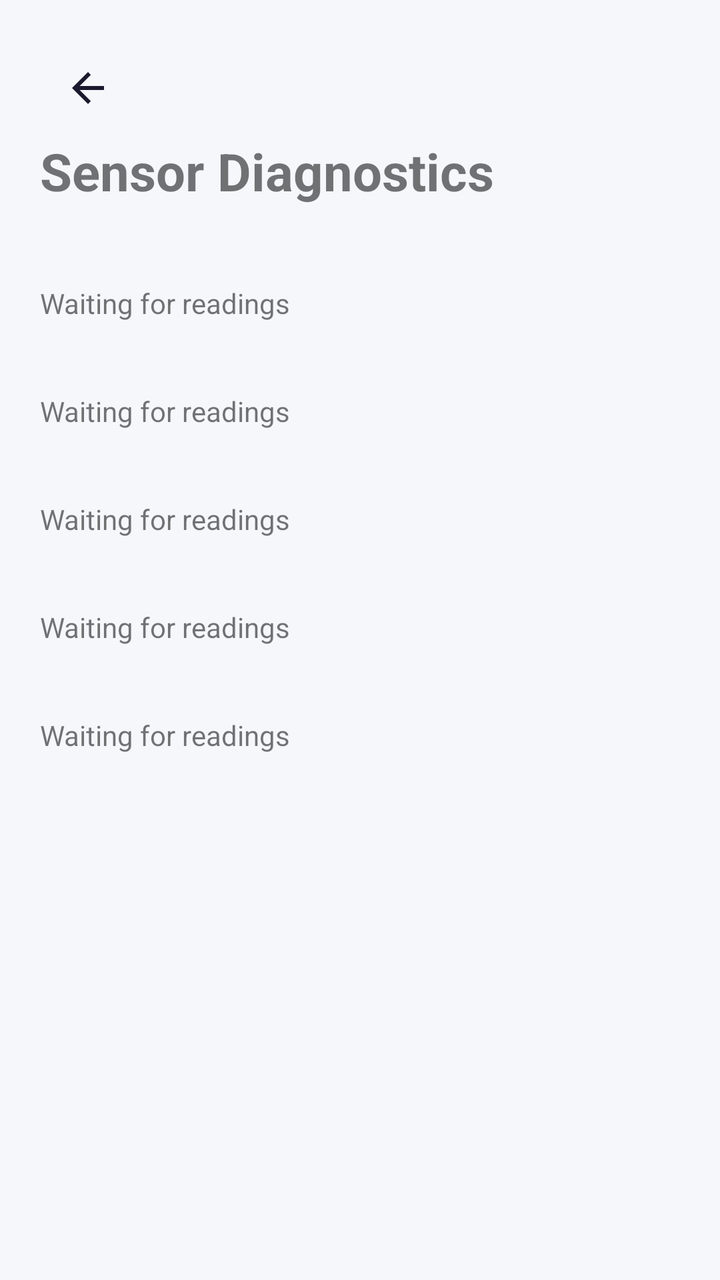
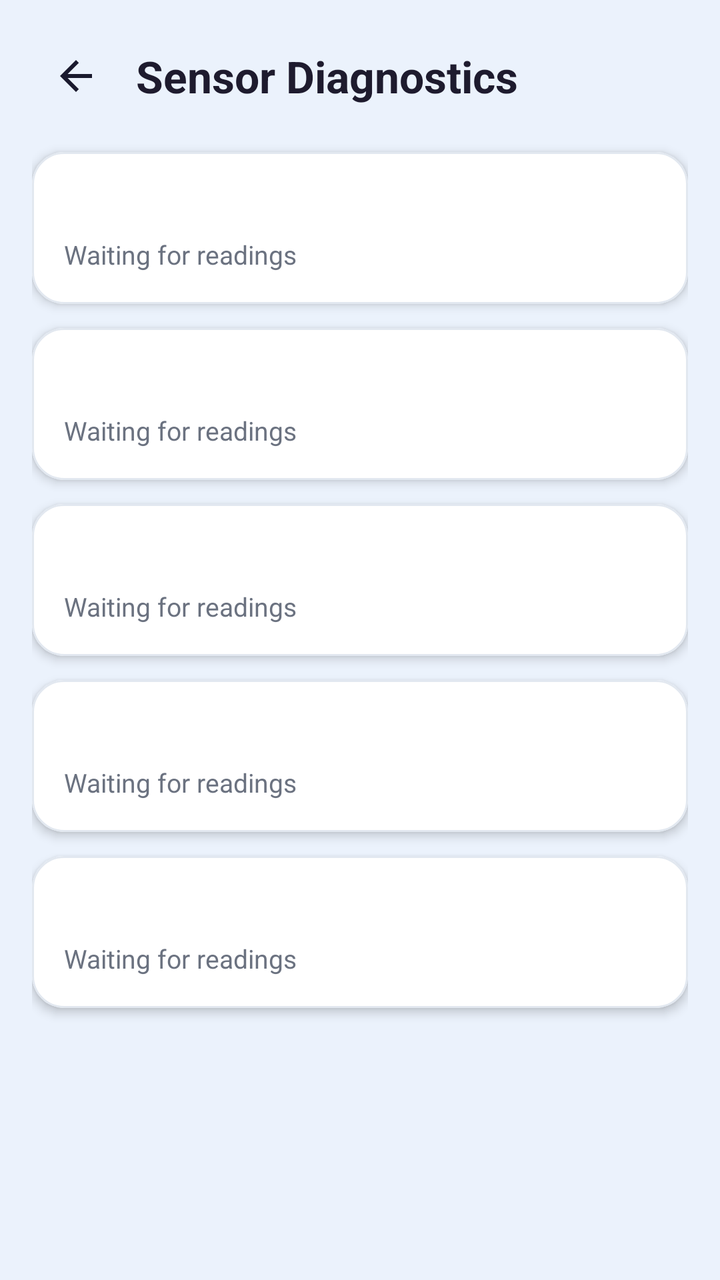

Screens rendered from an Android XML layout before and after an edit, with the pre-edit source and the edit as a unified diff.
<!-- AndroidManifest.xml: application theme AppTheme -->
<!-- res/layout/activity_sensor_monitor.xml -->
<?xml version="1.0" encoding="utf-8"?>
<ScrollView xmlns:android="http://schemas.android.com/apk/res/android" android:layout_width="match_parent" android:layout_height="match_parent">
<LinearLayout android:layout_width="match_parent" android:layout_height="wrap_content" android:orientation="vertical" android:padding="20dp">
    <ImageButton android:id="@+id/btn_back" android:layout_width="48dp" android:layout_height="48dp" android:layout_gravity="top|start" android:background="?attr/selectableItemBackgroundBorderless" android:contentDescription="Back" android:src="@drawable/ic_back"/>
    <TextView android:layout_width="wrap_content" android:layout_height="wrap_content" android:text="Sensor Diagnostics" android:textSize="26sp" android:textStyle="bold"/>
    <TextView android:id="@+id/tv_accel_avail" android:layout_width="match_parent" android:layout_height="wrap_content" android:layout_marginTop="20dp"/>
    <TextView android:id="@+id/tv_accel_values" android:layout_width="match_parent" android:layout_height="wrap_content" android:text="Waiting for readings"/>
    <TextView android:id="@+id/tv_gyro_avail" android:layout_width="match_parent" android:layout_height="wrap_content" android:layout_marginTop="16dp"/>
    <TextView android:id="@+id/tv_gyro_values" android:layout_width="match_parent" android:layout_height="wrap_content" android:text="Waiting for readings"/>
    <TextView android:id="@+id/tv_mag_avail" android:layout_width="match_parent" android:layout_height="wrap_content" android:layout_marginTop="16dp"/>
    <TextView android:id="@+id/tv_mag_values" android:layout_width="match_parent" android:layout_height="wrap_content" android:text="Waiting for readings"/>
    <TextView android:id="@+id/tv_prox_avail" android:layout_width="match_parent" android:layout_height="wrap_content" android:layout_marginTop="16dp"/>
    <TextView android:id="@+id/tv_prox_value" android:layout_width="match_parent" android:layout_height="wrap_content" android:text="Waiting for readings"/>
    <TextView android:id="@+id/tv_light_avail" android:layout_width="match_parent" android:layout_height="wrap_content" android:layout_marginTop="16dp"/>
    <TextView android:id="@+id/tv_light_value" android:layout_width="match_parent" android:layout_height="wrap_content" android:text="Waiting for readings"/>
</LinearLayout>
</ScrollView>
<!-- resources referenced by this layout -->
<resources>
  <!-- drawable ic_back (drawable) -->
  <vector xmlns:android="http://schemas.android.com/apk/res/android"
      android:width="24dp"
      android:height="24dp"
      android:viewportWidth="24"
      android:viewportHeight="24">
      <path
          android:fillColor="#1A1A2E"
          android:pathData="M20,11H7.83l5.59,-5.59L12,4l-8,8 8,8 1.41,-1.41L7.83,13H20v-2z"/>
  </vector>
  <style name="AppTheme" parent="Theme.MaterialComponents.Light.NoActionBar">
          <item name="colorPrimary">@color/colorPrimary</item>
          <item name="colorPrimaryDark">@color/colorPrimaryDark</item>
          <item name="colorAccent">@color/colorAccent</item>
          <item name="android:windowBackground">@color/colorBackground</item>
          <item name="android:statusBarColor">@color/colorPrimaryDark</item>
      </style>
  <color name="colorPrimary">#1565C0</color>
  <color name="colorPrimaryDark">#0D47A1</color>
  <color name="colorAccent">#00ACC1</color>
  <color name="colorBackground">#F5F7FA</color>
</resources>

<!-- the commit's change to res/layout/activity_sensor_monitor.xml (unified diff, before → after) -->
@@ -1,17 +1,221 @@
 <?xml version="1.0" encoding="utf-8"?>
-<ScrollView xmlns:android="http://schemas.android.com/apk/res/android" android:layout_width="match_parent" android:layout_height="match_parent">
-<LinearLayout android:layout_width="match_parent" android:layout_height="wrap_content" android:orientation="vertical" android:padding="20dp">
-    <ImageButton android:id="@+id/btn_back" android:layout_width="48dp" android:layout_height="48dp" android:layout_gravity="top|start" android:background="?attr/selectableItemBackgroundBorderless" android:contentDescription="Back" android:src="@drawable/ic_back"/>
-    <TextView android:layout_width="wrap_content" android:layout_height="wrap_content" android:text="Sensor Diagnostics" android:textSize="26sp" android:textStyle="bold"/>
-    <TextView android:id="@+id/tv_accel_avail" android:layout_width="match_parent" android:layout_height="wrap_content" android:layout_marginTop="20dp"/>
-    <TextView android:id="@+id/tv_accel_values" android:layout_width="match_parent" android:layout_height="wrap_content" android:text="Waiting for readings"/>
-    <TextView android:id="@+id/tv_gyro_avail" android:layout_width="match_parent" android:layout_height="wrap_content" android:layout_marginTop="16dp"/>
-    <TextView android:id="@+id/tv_gyro_values" android:layout_width="match_parent" android:layout_height="wrap_content" android:text="Waiting for readings"/>
-    <TextView android:id="@+id/tv_mag_avail" android:layout_width="match_parent" android:layout_height="wrap_content" android:layout_marginTop="16dp"/>
-    <TextView android:id="@+id/tv_mag_values" android:layout_width="match_parent" android:layout_height="wrap_content" android:text="Waiting for readings"/>
-    <TextView android:id="@+id/tv_prox_avail" android:layout_width="match_parent" android:layout_height="wrap_content" android:layout_marginTop="16dp"/>
-    <TextView android:id="@+id/tv_prox_value" android:layout_width="match_parent" android:layout_height="wrap_content" android:text="Waiting for readings"/>
-    <TextView android:id="@+id/tv_light_avail" android:layout_width="match_parent" android:layout_height="wrap_content" android:layout_marginTop="16dp"/>
-    <TextView android:id="@+id/tv_light_value" android:layout_width="match_parent" android:layout_height="wrap_content" android:text="Waiting for readings"/>
-</LinearLayout>
+<ScrollView xmlns:android="http://schemas.android.com/apk/res/android"
+    xmlns:app="http://schemas.android.com/apk/res-auto"
+    android:layout_width="match_parent"
+    android:layout_height="match_parent"
+    android:background="@color/colorBackground"
+    android:fillViewport="true">
+
+    <LinearLayout
+        android:layout_width="match_parent"
+        android:layout_height="wrap_content"
+        android:orientation="vertical"
+        android:padding="16dp">
+
+        
+        <LinearLayout
+            android:layout_width="match_parent"
+            android:layout_height="wrap_content"
+            android:gravity="center_vertical"
+            android:orientation="horizontal">
+
+            <ImageButton
+                android:id="@+id/btn_back"
+                android:layout_width="44dp"
+                android:layout_height="44dp"
+                android:background="?attr/selectableItemBackgroundBorderless"
+                android:contentDescription="Back"
+                android:src="@drawable/ic_back" />
+
+            <TextView
+                android:layout_width="wrap_content"
+                android:layout_height="wrap_content"
+                android:layout_marginStart="8dp"
+                android:text="Sensor Diagnostics"
+                android:textColor="@color/colorTextPrimary"
+                android:textSize="22sp"
+                android:textStyle="bold" />
+        </LinearLayout>
+
+        
+        <com.google.android.material.card.MaterialCardView
+            android:layout_width="match_parent"
+            android:layout_height="wrap_content"
+            android:layout_marginTop="16dp"
+            app:cardBackgroundColor="@color/colorSurface"
+            app:cardCornerRadius="16dp"
+            app:cardElevation="3dp"
+            app:strokeColor="#E2E8F0"
+            app:strokeWidth="1dp">
+
+            <LinearLayout
+                android:layout_width="match_parent"
+                android:layout_height="wrap_content"
+                android:orientation="vertical"
+                android:padding="16dp">
+
+                <TextView
+                    android:id="@+id/tv_accel_avail"
+                    android:layout_width="match_parent"
+                    android:layout_height="wrap_content"
+                    android:textColor="@color/colorTextPrimary"
+                    android:textSize="15sp"
+                    android:textStyle="bold" />
+
+                <TextView
+                    android:id="@+id/tv_accel_values"
+                    android:layout_width="match_parent"
+                    android:layout_height="wrap_content"
+                    android:layout_marginTop="6dp"
+                    android:text="Waiting for readings"
+                    android:textColor="@color/colorTextSecondary"
+                    android:textSize="13sp" />
+            </LinearLayout>
+        </com.google.android.material.card.MaterialCardView>
+
+        
+        <com.google.android.material.card.MaterialCardView
+            android:layout_width="match_parent"
+            android:layout_height="wrap_content"
+            android:layout_marginTop="12dp"
+            app:cardBackgroundColor="@color/colorSurface"
+            app:cardCornerRadius="16dp"
+            app:cardElevation="3dp"
+            app:strokeColor="#E2E8F0"
+            app:strokeWidth="1dp">
+
+            <LinearLayout
+                android:layout_width="match_parent"
+                android:layout_height="wrap_content"
+                android:orientation="vertical"
+                android:padding="16dp">
+
+                <TextView
+                    android:id="@+id/tv_gyro_avail"
+                    android:layout_width="match_parent"
+                    android:layout_height="wrap_content"
+                    android:textColor="@color/colorTextPrimary"
+                    android:textSize="15sp"
+                    android:textStyle="bold" />
+
+                <TextView
+                    android:id="@+id/tv_gyro_values"
+                    android:layout_width="match_parent"
+                    android:layout_height="wrap_content"
+                    android:layout_marginTop="6dp"
+                    android:text="Waiting for readings"
+                    android:textColor="@color/colorTextSecondary"
+                    android:textSize="13sp" />
+            </LinearLayout>
+        </com.google.android.material.card.MaterialCardView>
+
+        
+        <com.google.android.material.card.MaterialCardView
+            android:layout_width="match_parent"
+            android:layout_height="wrap_content"
+            android:layout_marginTop="12dp"
+            app:cardBackgroundColor="@color/colorSurface"
+            app:cardCornerRadius="16dp"
+            app:cardElevation="3dp"
+            app:strokeColor="#E2E8F0"
+            app:strokeWidth="1dp">
+
+            <LinearLayout
+                android:layout_width="match_parent"
+                android:layout_height="wrap_content"
+                android:orientation="vertical"
+                android:padding="16dp">
+
+                <TextView
+                    android:id="@+id/tv_mag_avail"
+                    android:layout_width="match_parent"
+                    android:layout_height="wrap_content"
+                    android:textColor="@color/colorTextPrimary"
+                    android:textSize="15sp"
+                    android:textStyle="bold" />
+
+                <TextView
+                    android:id="@+id/tv_mag_values"
+                    android:layout_width="match_parent"
+                    android:layout_height="wrap_content"
+                    android:layout_marginTop="6dp"
+                    android:text="Waiting for readings"
+                    android:textColor="@color/colorTextSecondary"
+                    android:textSize="13sp" />
+            </LinearLayout>
+        </com.google.android.material.card.MaterialCardView>
+
+        
+        <com.google.android.material.card.MaterialCardView
+            android:layout_width="match_parent"
+            android:layout_height="wrap_content"
+            android:layout_marginTop="12dp"
+            app:cardBackgroundColor="@color/colorSurface"
+            app:cardCornerRadius="16dp"
+            app:cardElevation="3dp"
+            app:strokeColor="#E2E8F0"
+            app:strokeWidth="1dp">
+
+            <LinearLayout
+                android:layout_width="match_parent"
+                android:layout_height="wrap_content"
+                android:orientation="vertical"
+                android:padding="16dp">
+
+                <TextView
+                    android:id="@+id/tv_prox_avail"
+                    android:layout_width="match_parent"
+                    android:layout_height="wrap_content"
+                    android:textColor="@color/colorTextPrimary"
+                    android:textSize="15sp"
+                    android:textStyle="bold" />
+
+                <TextView
+                    android:id="@+id/tv_prox_value"
+                    android:layout_width="match_parent"
+                    android:layout_height="wrap_content"
+                    android:layout_marginTop="6dp"
+                    android:text="Waiting for readings"
+                    android:textColor="@color/colorTextSecondary"
+                    android:textSize="13sp" />
+            </LinearLayout>
+        </com.google.android.material.card.MaterialCardView>
+
+        
+        <com.google.android.material.card.MaterialCardView
+            android:layout_width="match_parent"
+            android:layout_height="wrap_content"
+            android:layout_marginTop="12dp"
+            app:cardBackgroundColor="@color/colorSurface"
+            app:cardCornerRadius="16dp"
+            app:cardElevation="3dp"
+            app:strokeColor="#E2E8F0"
+            app:strokeWidth="1dp">
+
+            <LinearLayout
+                android:layout_width="match_parent"
+                android:layout_height="wrap_content"
+                android:orientation="vertical"
+                android:padding="16dp">
+
+                <TextView
+                    android:id="@+id/tv_light_avail"
+                    android:layout_width="match_parent"
+                    android:layout_height="wrap_content"
+                    android:textColor="@color/colorTextPrimary"
+                    android:textSize="15sp"
+                    android:textStyle="bold" />
+
+                <TextView
+                    android:id="@+id/tv_light_value"
+                    android:layout_width="match_parent"
+                    android:layout_height="wrap_content"
+                    android:layout_marginTop="6dp"
+                    android:text="Waiting for readings"
+                    android:textColor="@color/colorTextSecondary"
+                    android:textSize="13sp" />
+            </LinearLayout>
+        </com.google.android.material.card.MaterialCardView>
+
+    </LinearLayout>
 </ScrollView>
<!-- resource entries referenced after the edit -->
@@ -15,11 +15,15 @@
           <item name="colorPrimaryDark">@color/colorPrimaryDark</item>
           <item name="colorAccent">@color/colorAccent</item>
           <item name="android:windowBackground">@color/colorBackground</item>
-          <item name="android:statusBarColor">@color/colorPrimaryDark</item>
+          <item name="android:statusBarColor">@color/colorBackground</item>
+          <item name="android:windowLightStatusBar">true</item>
       </style>
-  <color name="colorPrimary">#1565C0</color>
-  <color name="colorPrimaryDark">#0D47A1</color>
-  <color name="colorAccent">#00ACC1</color>
-  <color name="colorBackground">#F5F7FA</color>
+  <color name="colorPrimary">#1E1B2E</color>
+  <color name="colorPrimaryDark">#141122</color>
+  <color name="colorAccent">#8B5CF6</color>
+  <color name="colorBackground">#EBF2FC</color>
+  <color name="colorSurface">#FFFFFF</color>
+  <color name="colorTextPrimary">#1E1B2E</color>
+  <color name="colorTextSecondary">#6B7280</color>
 </resources>
 
